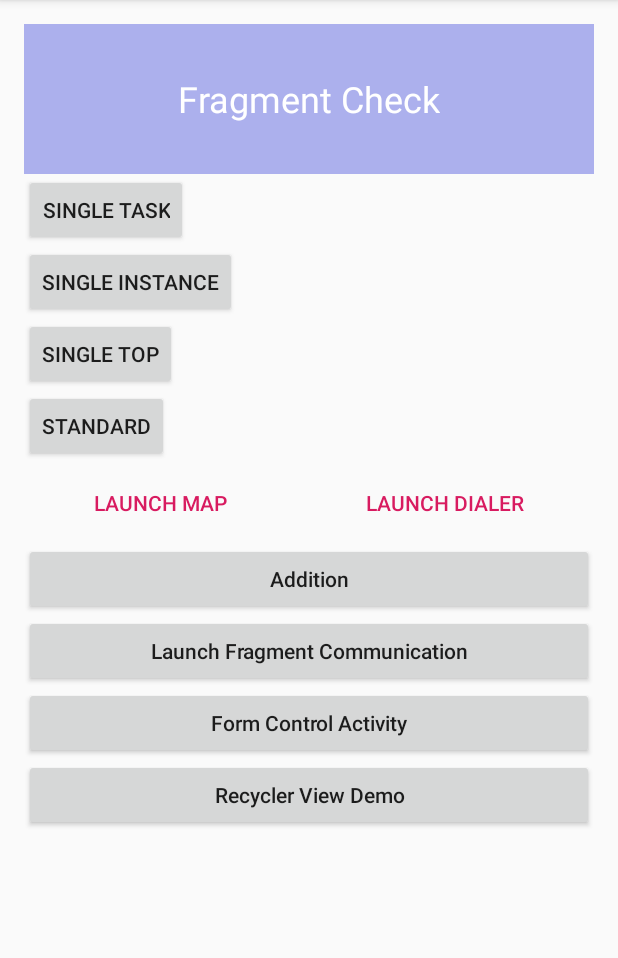
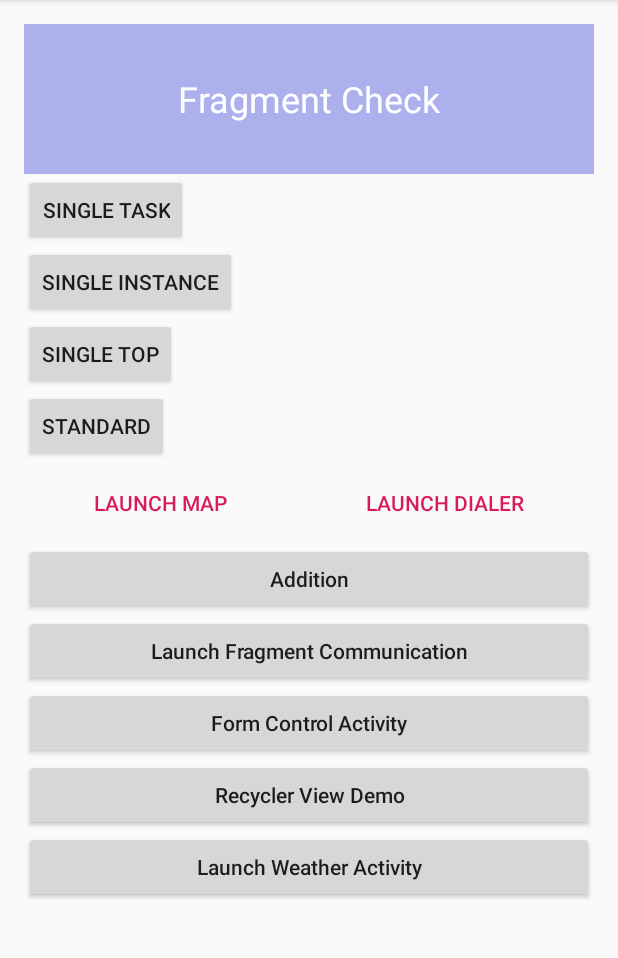
Before and after one commit to meta-jai-garg/android-training, an Android app: the screen it shows after launch (MainActivity), on a phone screen of 412 x 824 dp, the part 84-1042 px from its top. Run offline under Robolectric (Android 15) with nearby library versions, the phone set to English and light mode, and no system bars.

Commit message:
Weather Info

```diff
--- a/HelloWorld/app/src/main/AndroidManifest.xml
+++ b/HelloWorld/app/src/main/AndroidManifest.xml
@@ -1,6 +1,9 @@
 <?xml version="1.0" encoding="utf-8"?>
 <manifest xmlns:android="http://schemas.android.com/apk/res/android"
     package="com.metacube.helloworld">
+
+    <uses-permission android:name="android.permission.INTERNET" />
+    <uses-permission android:name="android.permission.ACCESS_NETWORK_STATE" />
 
     <application
         android:allowBackup="true"
@@ -32,7 +35,8 @@
         <activity android:name=".FragmentCommunicationActivity" />
         <activity android:name=".FormControlActivity" />
         <activity android:name=".SavedDetailsActivity" />
-        <activity android:name=".RecyclerViewActivity"></activity>
+        <activity android:name=".RecyclerViewActivity" />
+        <activity android:name=".WeatherInformationActivity"></activity>
     </application>
 
 </manifest>
--- a/HelloWorld/app/src/main/java/com/metacube/helloworld/MainActivity.java
+++ b/HelloWorld/app/src/main/java/com/metacube/helloworld/MainActivity.java
@@ -19,7 +19,7 @@ public class MainActivity extends AppCompatActivity {
     private static final int PICK_CONTACT_REQUEST = 2;
     private Button singleInstance, singleTask, singleTop, standard, launchMapBtn,
             launchDialerBtn, additionBtn, launchFragmentBtn, formControlActivityBtn,
-            recyclerViewActivityBtn;
+            recyclerViewActivityBtn, launchWeatherActivityBtn;
 
     @Override
     protected void onCreate(Bundle savedInstanceState) {
@@ -45,6 +45,7 @@ public class MainActivity extends AppCompatActivity {
         launchFragmentBtn = findViewById(R.id.launchFragmentBtn);
         formControlActivityBtn = findViewById(R.id.formControlActivityBtn);
         recyclerViewActivityBtn = findViewById(R.id.recyclerViewActivityBtn);
+        launchWeatherActivityBtn = findViewById(R.id.launchWeatherActivityBtn);
     }
 
     /**
@@ -121,6 +122,13 @@ public class MainActivity extends AppCompatActivity {
                 startActivity(new Intent(MainActivity.this, RecyclerViewActivity.class));
             }
         });
+
+        launchWeatherActivityBtn.setOnClickListener(new View.OnClickListener() {
+            @Override
+            public void onClick(View v) {
+                startActivity(new Intent(MainActivity.this, WeatherInformationActivity.class));
+            }
+        });
     }
 
     @Override
--- a/HelloWorld/app/src/main/res/layout/activity_main.xml
+++ b/HelloWorld/app/src/main/res/layout/activity_main.xml
@@ -93,5 +93,12 @@
             android:text="@string/recycler_view_demo"
             android:textAllCaps="false" />
 
+        <Button
+            android:id="@+id/launchWeatherActivityBtn"
+            android:layout_width="match_parent"
+            android:layout_height="wrap_content"
+            android:text="@string/launch_weather_activity"
+            android:textAllCaps="false" />
+
     </LinearLayout>
 </ScrollView>
--- a/HelloWorld/app/src/main/res/values/strings.xml
+++ b/HelloWorld/app/src/main/res/values/strings.xml
@@ -39,4 +39,5 @@
     <string name="recycler_view_demo">Recycler View Demo</string>
     <string name="static_image">Static Image</string>
     <string name="dummy_text">Dummy Text</string>
+    <string name="launch_weather_activity">Launch Weather Activity</string>
 </resources>
```
Also changed, not shown: HelloWorld/app/src/main/java/com/metacube/helloworld/WeatherInformationActivity.java (added, +33 -0 lines), HelloWorld/app/src/main/res/layout/activity_weather_information.xml (added, +9 -0 lines).
